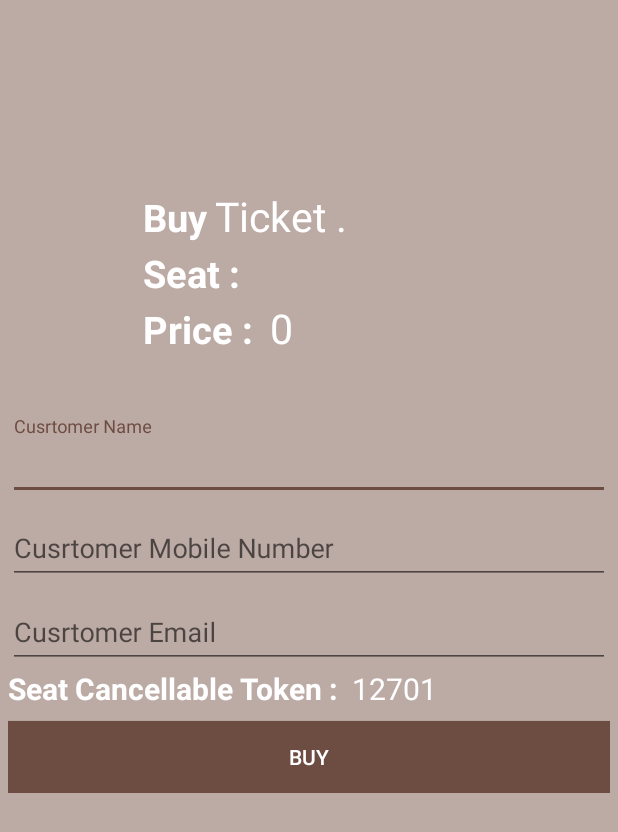
After one commit to Farhandroid/BusManagementSystem_DBChanged, an Android app: the BuyTicket screen opened directly, with no data from a screen before it, on a phone screen of 412 x 824 dp. The commit adds this screen. Shown: the top 832 px of the screen. Run offline under Robolectric (Android 15) with nearby library versions, the phone set to English and light mode, and no system bars; libraries missing offline, so code that uses them is left out: com.sdsmdg.tastytoast; 4 statements that could not run were skipped.

Commit message:
Bus Select seat Added

```diff
--- /dev/null
+++ b/app/src/main/java/tanvir/busmanagementsystem/BuyTicket.java
@@ -0,0 +1,135 @@
+package tanvir.busmanagementsystem;
+
+import android.content.Intent;
+import android.support.v7.app.AppCompatActivity;
+import android.os.Bundle;
+import android.view.View;
+import android.widget.EditText;
+import android.widget.TextView;
+import android.widget.Toast;
+
+import java.security.SecureRandom;
+import java.util.ArrayList;
+
+import tanvir.busmanagementsystem.Database.DatabaseHelper;
+import tanvir.busmanagementsystem.MOdelClass.SeatInfoMC;
+
+public class BuyTicket extends AppCompatActivity {
+
+    ArrayList<String> seatNumber;
+    String randomNumber ;
+    TextView selectedSeatTV , totalSeatPriceTV,ticketCancellTokenTV;
+    EditText customerNameET , customerrEmailET , customerContactNoET  ;
+    int scheduleId;
+    String busSeatPrice;
+
+    DatabaseHelper databaseHelper;
+    @Override
+    protected void onCreate(Bundle savedInstanceState) {
+        super.onCreate(savedInstanceState);
+        setContentView(R.layout.activity_buy_ticket);
+
+        selectedSeatTV= (TextView) findViewById(R.id.selectedSeatTV);
+        totalSeatPriceTV= (TextView) findViewById(R.id.totalSeatPriceTV);
+        ticketCancellTokenTV= (TextView) findViewById(R.id.ticketCancelTokenTV);
+
+        customerNameET = (EditText) findViewById(R.id.customerNameET);
+        customerrEmailET = (EditText) findViewById(R.id.customerEmailET);
+        customerContactNoET= (EditText) findViewById(R.id.customerMobileNoET);
+
+        databaseHelper = new DatabaseHelper(this);
+
+        seatNumber =  (ArrayList<String>)getIntent().getSerializableExtra("seatNumber");
+
+        Intent mIntent = getIntent();
+        scheduleId = mIntent.getIntExtra("scheduleId", 0);
+
+
+        ///if (mIntent.hasExtra("seatPrice"))
+            busSeatPrice = mIntent.getStringExtra("seatPrice");
+        ///else
+            ///Toast.makeText(this, "busSeatPrice not found", Toast.LENGTH_SHORT).show();
+
+        ///Toast.makeText(this, "price : "+busSeatPrice, Toast.LENGTH_SHORT).show();
+
+        int price = Integer.parseInt(busSeatPrice);
+        price = seatNumber.size()*price;
+
+        selectedSeatTV.setText(getArrayListAsString());
+        totalSeatPriceTV.setText(Integer.toString(price));
+
+        randomNumber = getRandomNumber();
+        ticketCancellTokenTV.setText(randomNumber);
+
+
+
+
+
+
+        Toast.makeText(this, "seat  number Size : "+Integer.toString(seatNumber.size()), Toast.LENGTH_SHORT).show();
+    }
+
+    public String getArrayListAsString() {
+        String s = "";
+
+        for (int i = 0; i < seatNumber.size(); i++) {
+            s += seatNumber.get(i);
+
+            if (seatNumber.size() != 1 && seatNumber.size() != (i + 1))
+                s += " , ";
+        }
+        return s;
+    }
+
+    public void addSeatInfoInDatabase(View view) {
+
+        String customerName = customerNameET.getText().toString();
+        String customerContactNo = customerContactNoET.getText().toString();
+        String customerEmail = customerrEmailET.getText().toString();
+
+        ArrayList<SeatInfoMC> seatInfoMCS = new ArrayList<>();
+
+        ///Toast.makeText(this, "Seat Size : "+Integer.toString(), Toast.LENGTH_SHORT).show();
+
+        for (int i=0;i<seatNumber.size();i++)
+        {
+
+            SeatInfoMC seatInfoMC = new SeatInfoMC(scheduleId,seatNumber.get(i),customerName,customerContactNo,customerEmail,randomNumber);
+            seatInfoMCS.add(seatInfoMC);
+        }
+
+
+        boolean b = databaseHelper.addSeatInDatabase(seatInfoMCS);
+
+        if (b)
+            Toast.makeText(this, "SckSex", Toast.LENGTH_SHORT).show();
+        else
+            Toast.makeText(this, "Fuck", Toast.LENGTH_SHORT).show();
+
+
+
+
+    }
+
+    public String getRandomNumber()
+    {
+        SecureRandom random = new SecureRandom();
+        int num = random.nextInt(100000);
+        String formatted = String.format("%05d", num);
+        return formatted;
+    }
+
+    public void onBackPressed()
+    {
+        super.onBackPressed();
+
+        Intent myIntent = new Intent(this, SeatViewActivity.class);
+        myIntent.addFlags(Intent.FLAG_ACTIVITY_NO_HISTORY);
+        myIntent.putExtra("seatPrice",busSeatPrice);
+        myIntent.putExtra("scheduleId",scheduleId);
+        this.startActivity(myIntent);
+        overridePendingTransition(R.anim.right_in,R.anim.right_out);
+        finish();
+
+    }
+}
--- a/app/src/main/java/tanvir/busmanagementsystem/RecyclerAdapter/RecyclerAdapterForBusList.java
+++ b/app/src/main/java/tanvir/busmanagementsystem/RecyclerAdapter/RecyclerAdapterForBusList.java
@@ -107,7 +107,11 @@ public class RecyclerAdapterForBusList extends RecyclerView.Adapter<RecyclerAdap
 
 
             Intent intent = new Intent(context, SeatViewActivity.class);
+            intent.putExtra("seatPrice",busINfoMCArrayList.get(position).getBusSeatPrice());
 
+            //Toast.makeText(context, "seatPrice RV : "+busINfoMCArrayList.get(position).getBusSeatPrice(), Toast.LENGTH_SHORT).show();
+
+            intent.putExtra("scheduleId",busScheduleInfoMCS.get(position).getBusScheduleInfoPK());
             intent.addFlags(Intent.FLAG_ACTIVITY_NO_HISTORY);
             context.startActivity(intent);
 
--- /dev/null
+++ b/app/src/main/res/layout/activity_buy_ticket.xml
@@ -0,0 +1,189 @@
+<?xml version="1.0" encoding="utf-8"?>
+<ScrollView
+    xmlns:android="http://schemas.android.com/apk/res/android"
+    xmlns:app="http://schemas.android.com/apk/res-auto"
+    xmlns:tools="http://schemas.android.com/tools"
+    android:layout_width="match_parent"
+    android:layout_height="match_parent"
+    android:background="#BCAAA4"
+    android:padding="5dp"
+    tools:context="tanvir.busmanagementsystem.BuyTicket">
+
+    <LinearLayout
+        android:orientation="vertical"
+        android:layout_width="match_parent"
+        android:layout_height="wrap_content">
+
+        <LinearLayout
+            android:layout_marginTop="120dp"
+            android:orientation="horizontal"
+            android:layout_width="match_parent"
+            android:layout_height="wrap_content">
+
+            <TextView
+                android:layout_marginLeft="90dp"
+                android:textColor="#FFFFFF"
+                android:textSize="25sp"
+
+                android:layout_width="wrap_content"
+                android:text="Buy"
+                android:textStyle="bold"
+                android:layout_height="wrap_content" />
+
+            <TextView
+                android:layout_marginLeft="5dp"
+                android:textColor="#FFFFFF"
+                android:textSize="27sp"
+                android:layout_width="wrap_content"
+                android:text="Ticket ."
+                android:layout_height="wrap_content" />
+
+
+        </LinearLayout>
+
+        <LinearLayout
+
+            android:orientation="horizontal"
+            android:layout_width="match_parent"
+            android:layout_height="wrap_content">
+
+            <TextView
+                android:layout_marginLeft="90dp"
+                android:textColor="#FFFFFF"
+                android:textSize="25sp"
+                android:layout_width="wrap_content"
+                android:text="Seat : "
+                android:textStyle="bold"
+                android:layout_height="wrap_content" />
+
+            <TextView
+                android:id="@+id/selectedSeatTV"
+                android:layout_marginLeft="5dp"
+                android:textColor="#FFFFFF"
+                android:textSize="27sp"
+                android:layout_width="wrap_content"
+                android:text="A1 ,A2"
+                android:layout_height="wrap_content" />
+
+
+        </LinearLayout>
+
+
+        <LinearLayout
+
+            android:orientation="horizontal"
+            android:layout_width="match_parent"
+            android:layout_height="wrap_content">
+
+            <TextView
+                android:layout_marginLeft="90dp"
+                android:textColor="#FFFFFF"
+                android:textSize="25sp"
+                android:layout_width="wrap_content"
+                android:text="Price : "
+                android:textStyle="bold"
+                android:layout_height="wrap_content" />
+
+            <TextView
+                android:id="@+id/totalSeatPriceTV"
+                android:layout_marginLeft="5dp"
+                android:textColor="#FFFFFF"
+                android:textSize="27sp"
+                android:layout_width="wrap_content"
+                android:text="450/-"
+                android:layout_height="wrap_content" />
+
+
+        </LinearLayout>
+
+
+
+
+
+        <android.support.design.widget.TextInputLayout
+            android:layout_marginTop="40dp"
+
+            android:layout_centerHorizontal="true"
+
+            android:layout_width="match_parent"
+            android:layout_height="wrap_content"
+            >
+
+            <EditText
+                android:id="@+id/customerNameET"
+                android:layout_width="match_parent"
+                android:layout_height="wrap_content"
+                android:hint="Cusrtomer Name" />
+
+        </android.support.design.widget.TextInputLayout>
+
+        <android.support.design.widget.TextInputLayout
+            android:layout_centerHorizontal="true"
+
+            android:layout_width="match_parent"
+            android:layout_height="wrap_content"
+            >
+
+            <EditText
+                android:id="@+id/customerMobileNoET"
+                android:layout_width="match_parent"
+                android:layout_height="wrap_content"
+                android:hint="Cusrtomer Mobile Number" />
+
+        </android.support.design.widget.TextInputLayout>
+
+        <android.support.design.widget.TextInputLayout
+            android:layout_centerHorizontal="true"
+
+            android:layout_width="match_parent"
+            android:layout_height="wrap_content"
+            >
+
+            <EditText
+                android:id="@+id/customerEmailET"
+                android:layout_width="match_parent"
+                android:layout_height="wrap_content"
+                android:hint="Cusrtomer Email" />
+
+        </android.support.design.widget.TextInputLayout>
+
+        <LinearLayout
+
+            android:orientation="horizontal"
+            android:layout_width="match_parent"
+            android:layout_height="wrap_content">
+
+            <TextView
+
+                android:textColor="#FFFFFF"
+                android:textSize="20sp"
+                android:layout_width="wrap_content"
+                android:text="Seat Cancellable Token : "
+                android:textStyle="bold"
+                android:layout_height="wrap_content" />
+
+            <TextView
+                android:id="@+id/ticketCancelTokenTV"
+                android:layout_marginLeft="5dp"
+                android:textColor="#FFFFFF"
+                android:textSize="20sp"
+                android:layout_width="wrap_content"
+                android:text="45678"
+                android:layout_height="wrap_content" />
+
+
+        </LinearLayout>
+
+        <Button
+            android:onClick="addSeatInfoInDatabase"
+            android:layout_marginTop="8dp"
+            android:text="Buy"
+            android:textColor="@color/white"
+            android:background="@color/colorPrimaryDark"
+            android:layout_width="match_parent"
+            android:layout_height="wrap_content" />
+
+
+    </LinearLayout>
+
+</ScrollView>
```
Also changed, not shown: app/src/main/AndroidManifest.xml (+6 -8 lines), app/src/main/java/tanvir/busmanagementsystem/Database/DatabaseHelper.java (+68 -29 lines), app/src/main/java/tanvir/busmanagementsystem/MOdelClass/SeatInfoMC.java (+11 -1 lines), app/src/main/java/tanvir/busmanagementsystem/RecyclerAdapter/RecyclerAdapterToShowSeatList.java (+94 -4 lines), app/src/main/java/tanvir/busmanagementsystem/SeatViewActivity.java (+31 -1 lines), app/src/main/res/layout/toolbar_layout_bus_seat.xml (added, +43 -0 lines).
